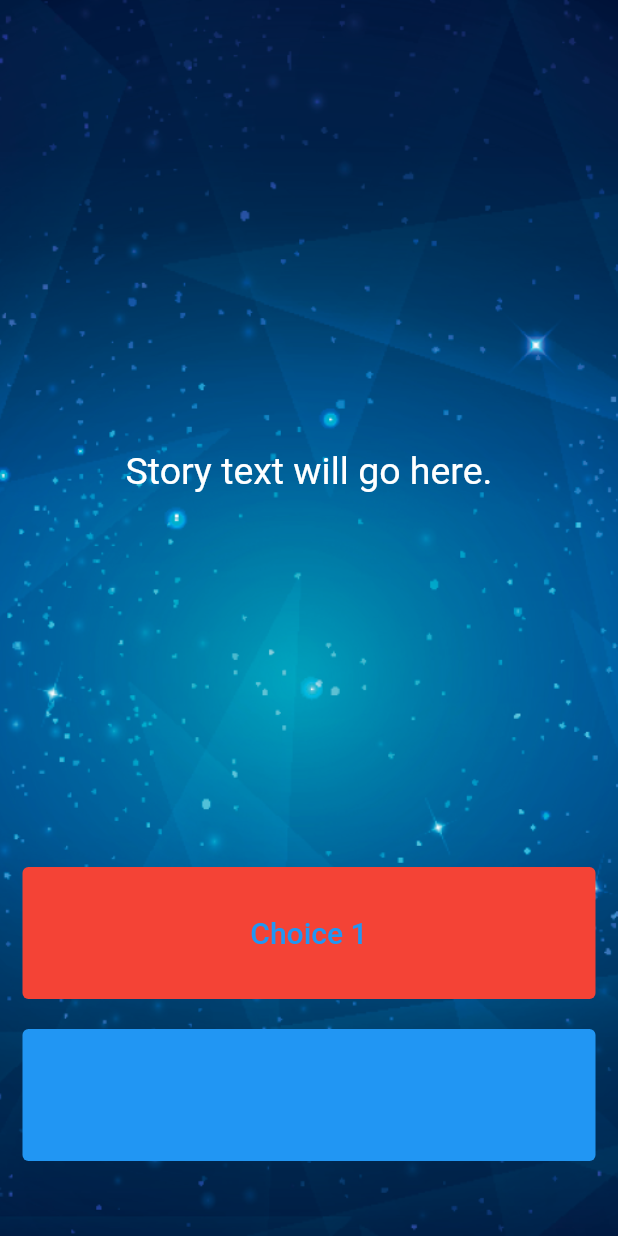
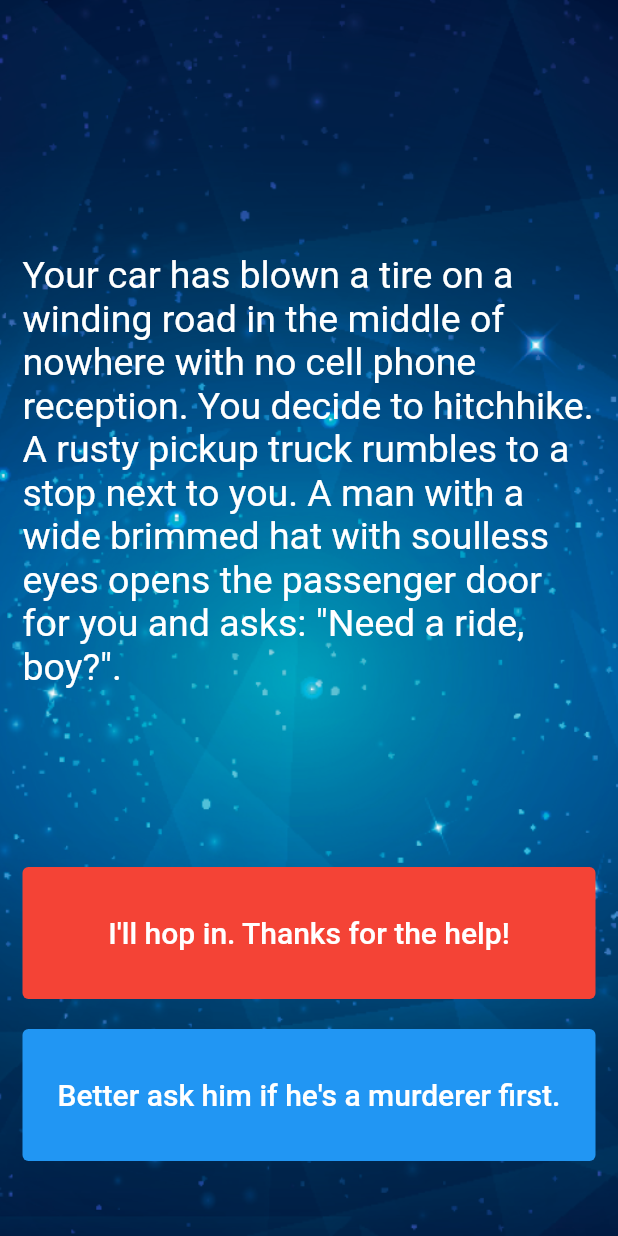
Before and after one commit to yukilaurentiu/destini, a Flutter app: the screen it shows after launch, on a phone screen of 412 x 824 dp. Run offline on Flutter 3.47's test engine with Material 2 defaults, Android fonts, the phone set to English and light mode, and no system bars.

Commit message:
insert text and choices

```diff
--- a/lib/main.dart
+++ b/lib/main.dart
@@ -1,21 +1,26 @@
+import 'package:destini/story_brain.dart';
 import 'package:flutter/material.dart';
 
 //TODO: Step 15 - Run the app and see if you can see the screen update with the first story. Delete this TODO if it looks as you expected.
 
-void main() => runApp(Destini());
+void main() => runApp(const Destini());
 
 class Destini extends StatelessWidget {
+  const Destini({Key? key}) : super(key: key);
   Widget build(BuildContext context) {
     return MaterialApp(
       theme: ThemeData.dark(),
-      home: StoryPage(),
+      home: const StoryPage(),
     );
   }
 }
 
 //TODO: Step 9 - Create a new storyBrain object from the StoryBrain class.
+StoryBrain storyBrain = StoryBrain();
 
 class StoryPage extends StatefulWidget {
+  const StoryPage({Key? key}) : super(key: key);
+
   _StoryPageState createState() => _StoryPageState();
 }
 
@@ -36,13 +41,13 @@ class _StoryPageState extends State<StoryPage> {
           child: Column(
             crossAxisAlignment: CrossAxisAlignment.stretch,
             children: <Widget>[
-              const Expanded(
+              Expanded(
                 flex: 12,
                 child: Center(
                   child: Text(
-                    //TODO: Step 10 - use the storyBrain to get the first story title and display it in this Text Widget.
-                    'Story text will go here.',
-                    style: TextStyle(
+                 //TODO: Step 10 - use the storyBrain to get the first story title and display it in this Text Widget.
+                    storyBrain.getStory(),
+                    style: const TextStyle(
                       fontSize: 25.0,
                     ),
                   ),
@@ -60,8 +65,9 @@ class _StoryPageState extends State<StoryPage> {
                   },
                   child: Text(
                     //TODO: Step 13 - Use the storyBrain to get the text for choice 1.
-                    'Choice 1',
+                    storyBrain.getChoice1(),
                     style: TextStyle(
+                      color: Colors.white,
                       fontSize: 20.0,
                     ),
                   ),
@@ -84,8 +90,9 @@ class _StoryPageState extends State<StoryPage> {
                   },
                   child: Text(
                     //TODO: Step 14 - Use the storyBrain to get the text for choice 2.
-                    'Choice 2',
+                    storyBrain.getChoice2(),
                     style: TextStyle(
+                      color: Colors.white,
                       fontSize: 20.0,
                     ),
                   ),
```
Also changed, not shown: lib/story.dart (+7 -1 lines), lib/story_brain.dart (+12 -2 lines).
